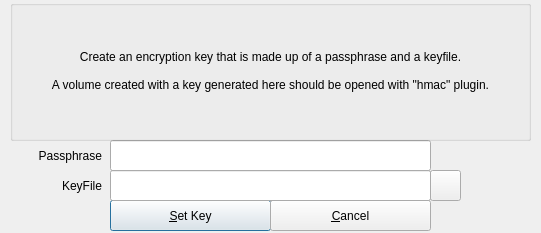
Qt form src/plugin.ui (mhogomchungu/sirikali) before a commit.
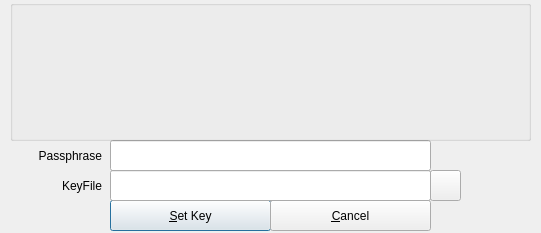
The same form after that commit.

Commit message: add a plugin that invokes arbitrary external executables to delegate key generation

What changed in the file:
```diff
--- a/src/plugin.ui
+++ b/src/plugin.ui
@@ -90,9 +90,7 @@
      </rect>
     </property>
     <property name="text">
-     <string>Create an encryption key that is made up of a passphrase and a keyfile.
-
-A volume created with a key generated here should be opened with &quot;hmac&quot; plugin.</string>
+     <string/>
     </property>
     <property name="alignment">
      <set>Qt::AlignCenter</set>
```
The commit also changes 10 other files.
